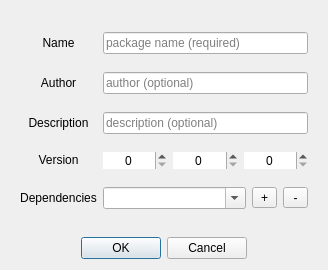
Above: src/ui/dlgPackageExporterInput.ui from Mudlet/Mudlet before the change. Below: the same form after it.
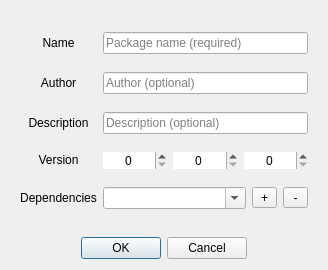
That is the form after the change.

Commit message:
add possibility to add infos through gui
also informations are add to zip comment
and package exporter gui is fully usable by keyboard

```diff
--- a/src/ui/dlgPackageExporterInput.ui
+++ b/src/ui/dlgPackageExporterInput.ui
@@ -75,7 +75,7 @@
          <enum>Qt::StrongFocus</enum>
         </property>
         <property name="placeholderText">
-         <string>author (optional)</string>
+         <string>Author (optional)</string>
         </property>
        </widget>
       </item>
@@ -104,14 +104,14 @@
          <set>Qt::ImhNone</set>
         </property>
         <property name="placeholderText">
-         <string>description (optional)</string>
+         <string>Description (optional)</string>
         </property>
        </widget>
       </item>
       <item row="0" column="1">
        <widget class="QLineEdit" name="PackageName">
         <property name="placeholderText">
-         <string>package name (required)</string>
+         <string>Package name (required)</string>
         </property>
        </widget>
       </item>
```
Left out of the diff: 12 changed lines with no effect on the pictures. The commit also changes 2 other files.
